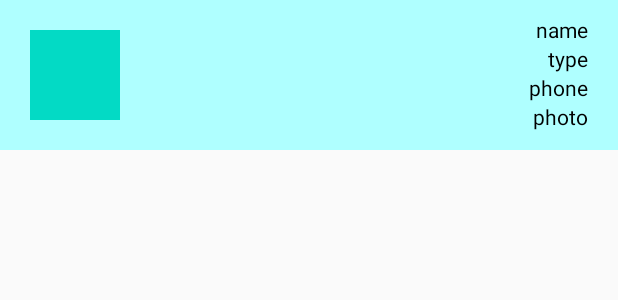
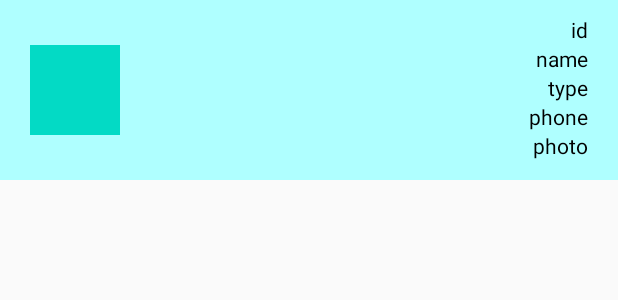
Before and after one commit to pangliu/MvvmSample, an Android app: the layout item_account.xml on its own in the app's theme, with its tools: preview values and no code run, on a phone screen of 412 x 824 dp. Shown: the top 300 px of the screen. Run offline under Robolectric (Android 15) with nearby library versions, the phone set to English and light mode, and no system bars.

```diff
--- a/app/src/main/java/com/example/mvvm_test/api/CoroutineStores.kt
+++ b/app/src/main/java/com/example/mvvm_test/api/CoroutineStores.kt
@@ -3,17 +3,16 @@ package com.example.mvvm_test.api
 import com.example.mvvm_test.model.LoginReq
 import com.example.mvvm_test.model.LoginResp
 import kotlinx.coroutines.Deferred
-import kotlinx.coroutines.flow.Flow
 import retrofit2.Response
 import retrofit2.http.Body
 import retrofit2.http.POST
 
 interface CoroutineStores {
 
-    @POST(NetworkService.ApiConfig.loginUrl)
+    @POST(RxService.ApiConfig.loginUrl)
     fun login(@Body request: LoginReq): Deferred<Response<LoginResp>>
 
-    @POST(NetworkService.ApiConfig.loginUrl)
+    @POST(RxService.ApiConfig.loginUrl)
     suspend fun flowLogin(@Body request: LoginReq): LoginResp
 
 }
--- a/app/src/main/java/com/example/mvvm_test/api/ApiStores.kt
+++ b/app/src/main/java/com/example/mvvm_test/api/RxStores.kt
@@ -7,8 +7,8 @@ import retrofit2.Response
 import retrofit2.http.Body
 import retrofit2.http.POST
 
-interface ApiStores {
+interface RxStores {
 
-    @POST(NetworkService.ApiConfig.loginUrl)
+    @POST(RxService.ApiConfig.loginUrl)
     fun login(@Body request: LoginReq): Single<Response<LoginResp>>
 }
--- a/app/src/main/java/com/example/mvvm_test/mvvm/AccountAdapter.kt
+++ b/app/src/main/java/com/example/mvvm_test/mvvm/AccountAdapter.kt
@@ -11,6 +11,7 @@ class AccountAdapter(datas: MutableList<AccountEntity>):
 
     override fun convert(holder: BaseViewHolder, item: AccountEntity) {
         holder.let {
+            it.setText(R.id.tv_id, item.id.toString())
             it.setText(R.id.tv_name, item.name)
             it.setText(R.id.tv_type, item.type)
             it.setText(R.id.tv_phone, item.phone)
--- a/app/src/main/res/layout/item_account.xml
+++ b/app/src/main/res/layout/item_account.xml
@@ -2,7 +2,7 @@
 <androidx.constraintlayout.widget.ConstraintLayout
     xmlns:android="http://schemas.android.com/apk/res/android"
     android:layout_width="match_parent"
-    android:layout_height="100dp"
+    android:layout_height="120dp"
     android:background="#afffff"
     android:paddingTop="@dimen/dp_10"
     android:paddingBottom="@dimen/dp_10"
@@ -17,12 +17,21 @@
         android:background="@color/colorAccent"
         app:layout_constraintBottom_toBottomOf="parent"
         app:layout_constraintStart_toStartOf="parent" />
+    <TextView
+        android:id="@+id/tv_id"
+        android:layout_width="wrap_content"
+        android:layout_height="wrap_content"
+        app:layout_constraintTop_toTopOf="parent"
+        app:layout_constraintEnd_toEndOf="parent"
+        android:text="id"
+        android:textColor="@color/black" />
+
 
     <TextView
         android:id="@+id/tv_name"
         android:layout_width="wrap_content"
         android:layout_height="wrap_content"
-        app:layout_constraintTop_toTopOf="parent"
+        app:layout_constraintTop_toBottomOf="@id/tv_id"
         app:layout_constraintEnd_toEndOf="parent"
         android:text="name"
         android:textColor="@color/black" />
--- a/gradle.properties
+++ b/gradle.properties
@@ -19,3 +19,4 @@ android.useAndroidX=true
 android.enableJetifier=true
 # Kotlin code style for this project: "official" or "obsolete":
 kotlin.code.style=official
+unsplash_access_key=0y2_d-4hZCvvL-SbKwQqs1dBggEtE-gadhVt5bY0Arw
```
Also changed, not shown: app/src/main/java/com/example/mvvm_test/MainActivity.kt (+6 -6 lines), app/src/main/java/com/example/mvvm_test/api/CoroutineService.kt (+4 -5 lines), app/src/main/java/com/example/mvvm_test/api/RxService.kt (renamed from app/src/main/java/com/example/mvvm_test/api/NetworkService.kt, +7 -6 lines), app/src/main/java/com/example/mvvm_test/model/DataModel.kt (+25 -0 lines), app/src/main/java/com/example/mvvm_test/model/Repository.kt (+6 -6 lines).
